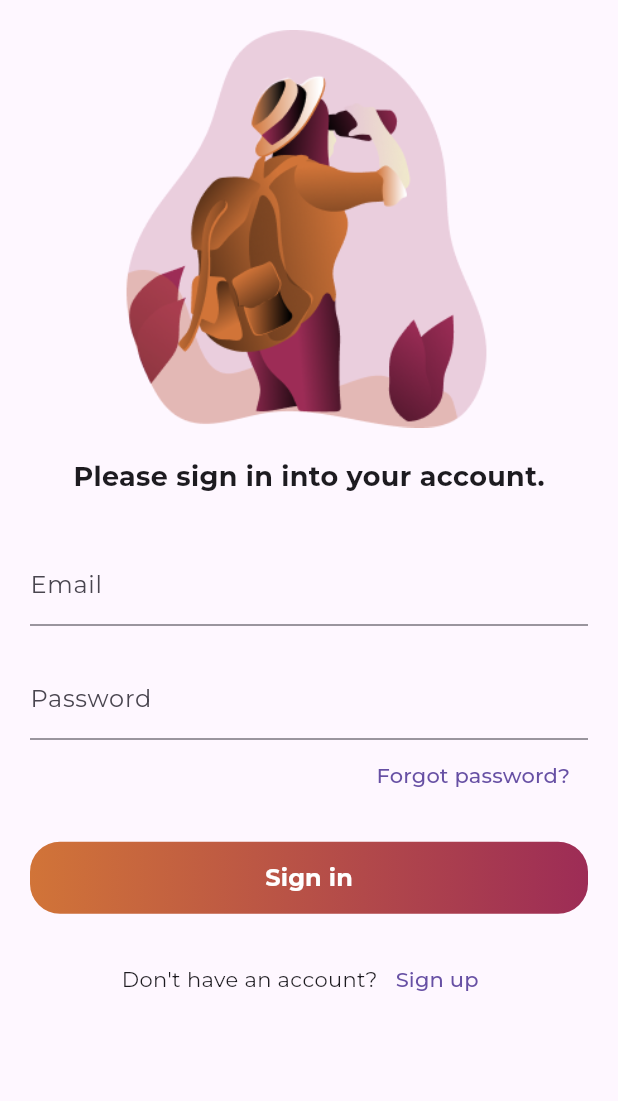
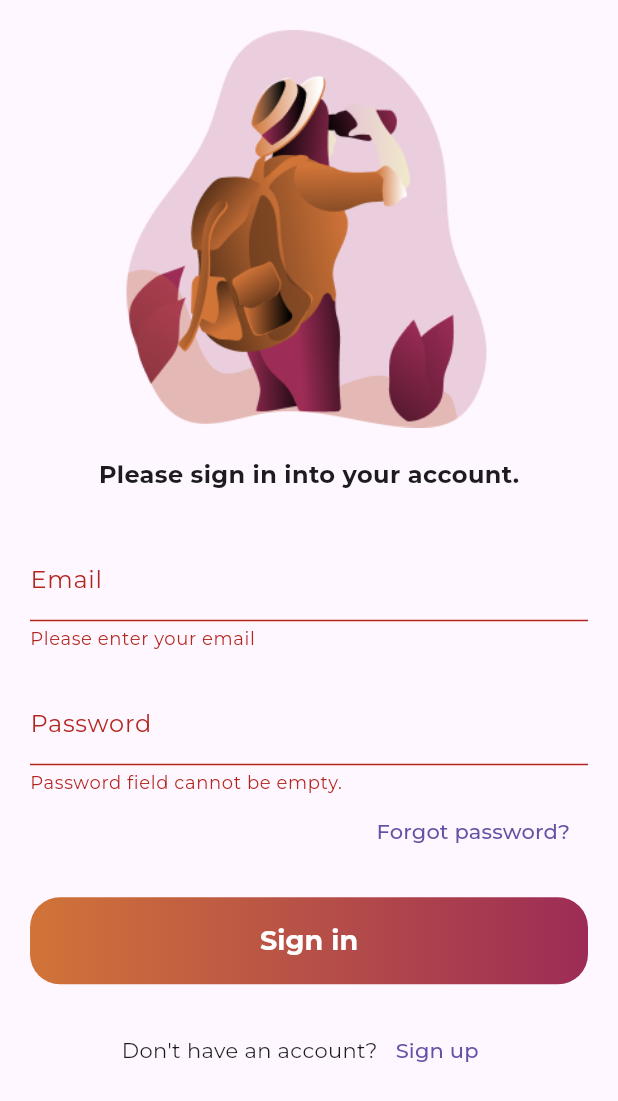
Before and after one commit to FilipKisic/sights_app_algebra, a Flutter app: the screen it shows after launch, after a tap on "Sign in", on a phone screen of 412 x 824 dp. Shown: the top 1101 px of the screen. Run offline on Flutter 3.47's test engine with Material 3 defaults, Android fonts, the phone set to English and light mode, and no system bars; our stand-ins replace firebase_auth, firebase_core, flutter_riverpod, lottie, riverpod; missing offline and left inert: control_style; accounts and stored records are empty.

Commit message:
Added validation. Preparation for routing.

```diff
--- a/lib/di.dart
+++ b/lib/di.dart
@@ -2,9 +2,15 @@ import 'package:riverpod/riverpod.dart';
 import 'package:sights_app/data/client/auth_client.dart';
 import 'package:sights_app/data/repository/auth_repository_impl.dart';
 import 'package:sights_app/domain/repository/auth_repository.dart';
+import 'package:sights_app/presentation/authentication/sign_in/controller/sign_in_controller.dart';
+import 'package:sights_app/presentation/authentication/sign_in/controller/state/sign_in_state.dart';
 
 final authClientProvider = Provider<AuthClient>((ref) => AuthClient());
 
 final authRepositoryProvider = Provider<AuthRepository>(
   (ref) => AuthRepositoryImpl(ref.watch(authClientProvider)),
 );
+
+final signInControllerProvider = NotifierProvider<SignInController, SignInState>(
+  () => SignInController(),
+);
--- a/lib/main.dart
+++ b/lib/main.dart
@@ -1,13 +1,13 @@
 import 'package:firebase_core/firebase_core.dart';
 import 'package:flutter/material.dart';
+import 'package:flutter_riverpod/flutter_riverpod.dart';
 import 'package:sights_app/firebase_options.dart';
 import 'package:sights_app/presentation/authentication/sign_in/screen/sign_in_screen.dart';
-import 'package:sights_app/presentation/splash/screen/splash_screen.dart';
 
 void main() async {
   WidgetsFlutterBinding.ensureInitialized();
   await Firebase.initializeApp(options: DefaultFirebaseOptions.currentPlatform);
-  runApp(const MyApp());
+  runApp(const ProviderScope(child:MyApp()));
 }
 
 class MyApp extends StatelessWidget {
--- a/lib/presentation/authentication/sign_in/screen/sign_in_screen.dart
+++ b/lib/presentation/authentication/sign_in/screen/sign_in_screen.dart
@@ -1,17 +1,60 @@
-import 'package:control_style/control_style.dart';
 import 'package:flutter/material.dart';
+import 'package:flutter_riverpod/flutter_riverpod.dart';
+import 'package:sights_app/di.dart';
+import 'package:sights_app/presentation/authentication/sign_in/controller/state/sign_in_state.dart';
 import 'package:sights_app/presentation/authentication/sign_in/widget/decorated_main_button.dart';
 import 'package:sights_app/presentation/authentication/sign_in/widget/decorated_text_field.dart';
+import 'package:sights_app/presentation/home/screen/home_screen.dart';
+import 'package:sights_app/presentation/style/app_text_styles.dart';
 
-class SignInScreen extends StatelessWidget {
+class SignInScreen extends ConsumerStatefulWidget {
   const SignInScreen({super.key});
 
   @override
+  ConsumerState<SignInScreen> createState() => _SignInScreenState();
+}
+
+class _SignInScreenState extends ConsumerState<SignInScreen> {
+  final _formKey = GlobalKey<FormState>();
+  final _emailController = TextEditingController();
+  final _passwordController = TextEditingController();
+
+  @override
   Widget build(BuildContext context) {
+    final state = ref.watch(signInControllerProvider);
+
+    ref.listen(
+      signInControllerProvider,
+      (_, state) {
+        if (state is AuthenticatedState) {
+          Navigator.of(context).push(MaterialPageRoute(builder: (_) => HomeScreen()));
+        }
+        if (state is ErrorState) {
+          showDialog<void>(
+            context: context,
+            builder: (context) {
+              return AlertDialog(
+                title: Text('Error'),
+                content: Text(state.exception.toString()),
+                actions: [
+                  TextButton(
+                    onPressed: () => Navigator.of(context).pop(),
+                    child: Text('OK'),
+                  ),
+                ],
+              );
+            },
+          );
+        }
+      },
+    );
+
     return Scaffold(
       body: SafeArea(
         child: Padding(
           padding: const EdgeInsets.all(20),
+          child: Form(
+            key: _formKey,
             child: Column(
               children: [
                 Image.asset(
@@ -21,12 +64,21 @@ class SignInScreen extends StatelessWidget {
                 const SizedBox(height: 20),
                 Text(
                   'Please sign in into your account.',
-                style: TextStyle(fontSize: 18, fontWeight: .bold),
+                  style: AppTextStyles.signInTitle,
                 ),
                 const SizedBox(height: 30),
-              DecoratedTextField(label: 'Email'),
+                DecoratedTextField(
+                  controller: _emailController,
+                  label: 'Email',
+                  validator: _validateEmail,
+                ),
                 const SizedBox(height: 20),
-              DecoratedTextField(label: 'Password'),
+                DecoratedTextField(
+                  controller: _passwordController,
+                  label: 'Password',
+                  validator: _validatePassword,
+                  isPassword: true,
+                ),
                 Align(
                   alignment: Alignment.centerRight,
                   child: TextButton(
@@ -37,7 +89,8 @@ class SignInScreen extends StatelessWidget {
                 const SizedBox(height: 20),
                 DecoratedMainButton(
                   label: 'Sign in',
-                onPressed: () {},
+                  onPressed: _signIn,
+                  isLoading: state is LoadingState,
                 ),
                 const SizedBox(height: 20),
                 Row(
@@ -54,6 +107,35 @@ class SignInScreen extends StatelessWidget {
             ),
           ),
         ),
+      ),
     );
   }
+
+  String? _validateEmail(String? value) {
+    if (value == null || value.isEmpty) {
+      return 'Please enter your email';
     }
+
+    if (!RegExp(r"^[a-zA-Z0-9.a-zA-Z0-9.!#$%&'*+-/=?^_`{|}~]+@[a-zA-Z0-9]+\.[a-zA-Z]+").hasMatch(value)) {
+      return 'Please enter valid email address.';
+    }
+    return null;
+  }
+
+  String? _validatePassword(String? value) {
+    if (value == null || value.isEmpty) {
+      return 'Password field cannot be empty.';
+    }
+
+    if (value.length < 7) {
+      return 'Password must be at least 7 characters long.';
+    }
+    return null;
+  }
+
+  void _signIn() {
+    if (_formKey.currentState!.validate()) {
+      ref.read(signInControllerProvider.notifier).signIn(_emailController.text, _passwordController.text);
+    }
+  }
+}
--- a/lib/presentation/authentication/sign_in/widget/decorated_main_button.dart
+++ b/lib/presentation/authentication/sign_in/widget/decorated_main_button.dart
@@ -1,18 +1,22 @@
 import 'package:flutter/material.dart';
+import 'package:sights_app/presentation/style/app_text_styles.dart';
 
 class DecoratedMainButton extends StatelessWidget {
   final VoidCallback onPressed;
   final String label;
+  final bool isLoading;
 
   const DecoratedMainButton({
     super.key,
     required this.label,
     required this.onPressed,
+    this.isLoading = false,
   });
 
   @override
   Widget build(BuildContext context) {
     return Container(
+      padding: .symmetric(horizontal: 10, vertical: 5),
       width: double.maxFinite,
       decoration: BoxDecoration(
         gradient: LinearGradient(
@@ -27,19 +31,15 @@ class DecoratedMainButton extends StatelessWidget {
         style: ElevatedButton.styleFrom(
           backgroundColor: Colors.transparent,
           shadowColor: Colors.transparent,
+          disabledBackgroundColor: Colors.transparent,
           shape: RoundedRectangleBorder(
             borderRadius: BorderRadius.circular(20),
           ),
         ),
-        onPressed: onPressed,
-        child: Text(
-          label,
-          style: TextStyle(
-            color: Colors.white,
-            fontWeight: .bold,
-            fontSize: 16,
-          ),
-        ),
+        onPressed: isLoading ? null : onPressed,
+        child: isLoading
+            ? CircularProgressIndicator(color: Colors.white)
+            : Text(label, style: AppTextStyles.mainButton),
       ),
     );
   }
--- a/lib/presentation/authentication/sign_in/widget/decorated_text_field.dart
+++ b/lib/presentation/authentication/sign_in/widget/decorated_text_field.dart
@@ -3,22 +3,28 @@ import 'package:flutter/material.dart';
 
 class DecoratedTextField extends StatelessWidget {
   final String label;
+  final String? Function(String?)? validator;
+  final TextEditingController controller;
+  final bool isPassword;
 
-  const DecoratedTextField({super.key, required this.label});
+  const DecoratedTextField({
+    super.key,
+    required this.controller,
+    required this.label,
+    this.validator,
+    this.isPassword = false,
+  });
 
   @override
   Widget build(BuildContext context) {
-    return TextField(
+    return TextFormField(
+      controller: controller,
+      validator: validator,
+      obscureText: isPassword,
       decoration: InputDecoration(
         labelText: label,
         border: DecoratedInputBorder(
-          shadow: const [
-            BoxShadow(
-                color: Colors.black26,
-                blurRadius: 10,
-                offset: Offset(0, 5)
-            )
-          ],
+          shadow: const [BoxShadow(color: Colors.black26, blurRadius: 10, offset: Offset(0, 5))],
           child: OutlineInputBorder(
             borderRadius: BorderRadius.circular(20),
           ),
--- /dev/null
+++ b/lib/presentation/home/screen/home_screen.dart
@@ -0,0 +1,14 @@
+import 'package:flutter/material.dart';
+
+class HomeScreen extends StatelessWidget {
+  const HomeScreen({super.key});
+
+  @override
+  Widget build(BuildContext context) {
+    return Scaffold(
+      body: Center(
+        child: Text('Home screen'),
+      ),
+    );
+  }
+}
--- /dev/null
+++ b/lib/presentation/style/app_colors.dart
@@ -0,0 +1,8 @@
+import 'dart:ui';
+
+class AppColors {
+  static final backgroundColor = Color(0xFFFAFDFF);
+  static final primaryColor = Color(0xFFD17438);
+  static final secondaryColor = Color(0xFF9D2C56);
+  static final textColor = Color(0xFF171C26);
+}
--- /dev/null
+++ b/lib/presentation/style/app_text_styles.dart
@@ -0,0 +1,8 @@
+import 'package:flutter/material.dart';
+import 'package:sights_app/presentation/style/app_colors.dart';
+
+class AppTextStyles {
+  static final signInTitle = TextStyle(fontSize: 16, fontWeight: .bold);
+  static final mainButton = TextStyle(color: Colors.white, fontWeight: .bold, fontSize: 18);
+  static final standard = TextStyle(color: AppColors.textColor, fontSize: 16);
+}
--- a/pubspec.yaml
+++ b/pubspec.yaml
@@ -17,6 +17,7 @@ dependencies:
   firebase_core: ^4.15.0
   firebase_auth: ^6.7.0
   riverpod: ^3.4.3
+  flutter_riverpod: ^3.4.3
   control_style: ^0.1.2
 
 dev_dependencies:
```
Also changed, not shown: pubspec.lock. Lines whose indentation alone changed are shown as unchanged.
